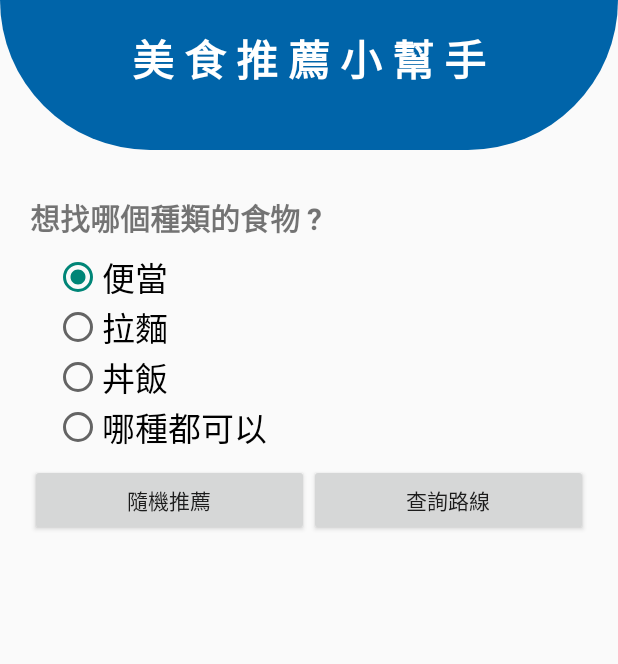
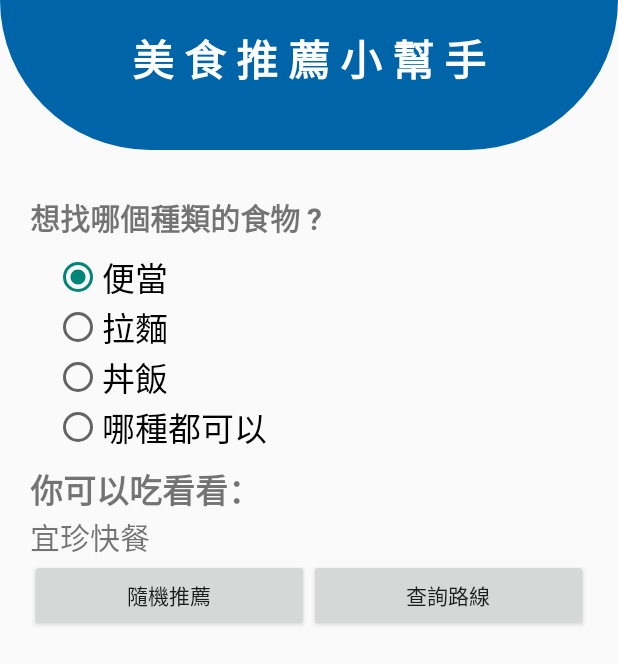
Before and after one commit to winnie329422/AboutSchool, an Android app: the Food screen opened directly, with no data from a screen before it, after a tap on "隨機推薦", on a phone screen of 412 x 824 dp. Shown: the top 664 px of the screen. Run offline under Robolectric (Android 15) with nearby library versions, the light colour scheme and no system bars.

Commit message:
food.kt檔完成

```diff
--- a/app/src/main/AndroidManifest.xml
+++ b/app/src/main/AndroidManifest.xml
@@ -13,9 +13,6 @@
         android:roundIcon="@mipmap/ic_launcher_round"
         android:supportsRtl="true"
         android:theme="@style/Theme.AppCompat.Light.NoActionBar">
-        <activity
-            android:name=".Test"
-            android:exported="false" />
         <activity
             android:name=".Map"
             android:exported="false" />
--- a/app/src/main/java/com/example/aboutschool/Food.kt
+++ b/app/src/main/java/com/example/aboutschool/Food.kt
@@ -1,21 +1,37 @@
 package com.example.aboutschool
 
+import android.Manifest
+import android.annotation.SuppressLint
+import android.content.Intent
+import android.content.pm.PackageManager
+import android.net.Uri
+import android.os.Build
 import androidx.appcompat.app.AppCompatActivity
 import android.os.Bundle
 import android.view.LayoutInflater
 import android.view.View
 import android.view.ViewGroup
-import android.widget.ArrayAdapter
-import android.widget.Button
-import android.widget.ListView
+import android.widget.*
+import androidx.annotation.RequiresApi
+import androidx.core.app.ActivityCompat
 import androidx.fragment.app.Fragment
+import com.google.android.gms.location.LocationCallback
+import com.google.android.gms.location.LocationRequest
+import com.google.android.gms.location.LocationResult
+import com.google.android.gms.location.LocationServices
+import kotlinx.android.synthetic.main.activity_food.*
 
 class Food : AppCompatActivity() {
 
     private var items: ArrayList<String> = ArrayList()
     private lateinit var adapter: ArrayAdapter<String>
 
+    private val NeedPermissions =
+        arrayOf(Manifest.permission.ACCESS_FINE_LOCATION, Manifest.permission.ACCESS_COARSE_LOCATION)
+    private val PERMISSION_REQUEST_CODE = 487
 
+
+    @RequiresApi(Build.VERSION_CODES.M)
     override fun onCreate(savedInstanceState: Bundle?) {
         super.onCreate(savedInstanceState)
         setContentView(R.layout.activity_food)
@@ -24,19 +40,149 @@ class Food : AppCompatActivity() {
         findViewById<ListView>(R.id.listView02).adapter =adapter
 
 
-        setListener()
+//        setListener()
+        setup()
     }
 
-    private fun setListener(){
-
-        findViewById<Button>(R.id.btn_random).setOnClickListener{
-
-        }
-
-        findViewById<Button>(R.id.btn_food_road).setOnClickListener{
-
-        }
-
+//    private fun setListener(){
+//
+//        findViewById<Button>(R.id.btn_random).setOnClickListener{
+//        }
+//
+//        findViewById<Button>(R.id.btn_food_road).setOnClickListener{
+//
+//        }
+//    }
+    //try看看線
+    @RequiresApi(Build.VERSION_CODES.M)
+    private fun setup() {
+        if (!requestAllNeedPermissions())
+            return;
+        var btn_food_road = findViewById<Button>(R.id.btn_food_road)
+        btn_food_road.setOnClickListener { requestLocation() }
+        var btn_random = findViewById<Button>(R.id.btn_random)
+        btn_random.setOnClickListener { randomresult() }
     }
 
+    fun randomresult(){
+        val fd01 = findViewById<RadioButton>(R.id.fd01)
+        val fd02 = findViewById<RadioButton>(R.id.fd02)
+        val fd03 = findViewById<RadioButton>(R.id.fd03)
+        val fd04 = findViewById<RadioButton>(R.id.fd04)
+        val txt_resultTitle = findViewById<TextView>(R.id.txt_resultTitle)
+        val txt_resultContent =findViewById<TextView>(R.id.txt_resultContent)
+
+        if (fd01.isChecked){
+            val randomfood = (Math.random()*3).toInt()
+            var RDresult = when(randomfood){
+                0->"中原燒臘"
+                1->"吉野烤肉飯"
+                else->"宜珍快餐"
+            }
+            txt_resultContent.text = RDresult
+        }
+        if (fd02.isChecked){
+            val randomfood = (Math.random()*4).toInt()
+            var RDresult = when(randomfood){
+                0->"翔大"
+                1->"黑宅"
+                else->"麵心無界"
+            }
+            txt_resultContent.text = RDresult
+        }
+        if (fd03.isChecked){
+            val randomfood = (Math.random()*4).toInt()
+            var RDresult = when(randomfood){
+                0->"丼心丼"
+                1->"雙響丼"
+                2->"丼吃丼"
+                else->"務農人"
+            }
+            txt_resultContent.text = RDresult
+        }
+        if (fd04.isChecked){
+            val randomfood = (Math.random()*10).toInt()
+            var RDresult = when(randomfood){
+                0->"中原燒臘"
+                1->"吉野烤肉飯"
+                2->"宜珍快餐"
+                3->"翔大"
+                4->"黑宅"
+                5->"麵心無界"
+                6->"丼心丼"
+                7->"雙響丼"
+                8->"丼吃丼"
+                else->"務農人"
+            }
+            txt_resultContent.text = RDresult
+        }
+        txt_resultTitle.textSize = 22F
+        txt_resultTitle.text = "你可以吃看看："
+        txt_resultContent.textSize = 20F
+    }
+    @SuppressLint("MissingPermission")
+    fun requestLocation() {
+        val mLocationProviderClient = LocationServices.getFusedLocationProviderClient(this);
+
+        val locationRequest = LocationRequest();
+        locationRequest.setPriority(LocationRequest.PRIORITY_HIGH_ACCURACY)
+//         設定更新速度
+        locationRequest.setInterval(1000)
+//        設定要更新幾次座標
+        locationRequest.setNumUpdates(1)
+        var a:String?="text"
+        a=null
+        var SomeoneLocation=""
+        a?.let {
+            mLocationProviderClient.requestLocationUpdates(locationRequest, object : LocationCallback() {
+                public override fun onLocationResult(p0: LocationResult) {
+                    p0 ?: return
+                    SomeoneLocation ="${p0.lastLocation.longitude},${p0.lastLocation.latitude}"
+                    //                tv_location.setText(locationText)
+
+                }
+            }, it)
+        }
+        val txt_resultContent = findViewById<TextView>(R.id.txt_resultContent)
+        val whichBuilding = when{
+            txt_resultContent.text=="中原燒臘" -> "$SomeoneLocation&destination=24.954101829095833, 121.24197394640808"
+            txt_resultContent.text=="吉野烤肉飯" -> "$SomeoneLocation&destination=24.957128665796038, 121.24027931281859"
+            txt_resultContent.text=="宜珍快餐" -> "$SomeoneLocation&destination=24.955716158450354, 121.24164540320766"
+            txt_resultContent.text=="翔大" -> "$SomeoneLocation&destination=24.955355904075926, 121.24162846396277"
+            txt_resultContent.text=="黑宅" -> "$SomeoneLocation&destination=24.957262412187305, 121.23928957763748"
+            txt_resultContent.text=="麵心無界" -> "$SomeoneLocation&destination=24.95398436722733, 121.24029808825482"
+            txt_resultContent.text=="丼心丼" -> "$SomeoneLocation&destination=24.95503855514437, 121.2429454286036"
+            txt_resultContent.text=="雙響丼" -> "$SomeoneLocation&destination=24.95691588707926, 121.24011838024587"
+            txt_resultContent.text=="丼吃丼" -> "$SomeoneLocation&destination=24.955957770467354, 121.2413629252413"
+            else -> "$SomeoneLocation&destination=24.95511150899216, 121.2420924861134"
+        }
+        val url = Uri.parse(
+            "https://www.google.com/maps/dir/?api=1&origin=$whichBuilding"
+        )
+        val intent = Intent().apply{
+            action = "android.intent.action.VIEW"
+            data = url
+        }
+        startActivity(intent)
+    }
+    //    回傳是否已經有權限。
+    @RequiresApi(Build.VERSION_CODES.M)
+    fun requestAllNeedPermissions(): Boolean {
+        val permissionsList = java.util.ArrayList<String>()
+        for (permission in NeedPermissions)
+            if (checkSelfPermission(permission) != PackageManager.PERMISSION_GRANTED)
+                permissionsList.add(permission)
+        if (permissionsList.size < 1)
+            return true
+
+        ActivityCompat.requestPermissions(this, permissionsList.toTypedArray(), PERMISSION_REQUEST_CODE)
+        return false
+    }
+    @RequiresApi(Build.VERSION_CODES.M)
+    override fun onRequestPermissionsResult(requestCode: Int, permissions: Array<out String>, grantResults: IntArray) {
+        super.onRequestPermissionsResult(requestCode, permissions, grantResults)
+        if (requestCode == PERMISSION_REQUEST_CODE) {
+            setup()
+        }
+    }
 }
--- a/app/src/main/java/com/example/aboutschool/MainActivity.kt
+++ b/app/src/main/java/com/example/aboutschool/MainActivity.kt
@@ -23,9 +23,8 @@ class MainActivity : AppCompatActivity() {
                 R.id.p1 -> setFragment(Home())
                 R.id.p2 -> setFragment(Department())
                 R.id.p3 -> startActivity(Intent(this@MainActivity, Map::class.java))
-
                 R.id.p4 -> startActivity(Intent(this@MainActivity, Food::class.java))
-                R.id.p5 -> startActivity(Intent(this@MainActivity, Test::class.java))
+                //R.id.p5 -> startActivity(Intent(this@MainActivity, Test::class.java))
             }
             true
         })
--- a/app/src/main/res/layout/activity_food.xml
+++ b/app/src/main/res/layout/activity_food.xml
@@ -92,6 +92,26 @@
                 android:text="哪種都可以"/>
         </RadioGroup>
 
+        <TextView
+            android:layout_width="wrap_content"
+            android:layout_height="wrap_content"
+            android:id="@+id/txt_resultTitle"
+            android:text=""
+            android:textSize="0dp"
+            android:textStyle="bold"
+            app:layout_constraintLeft_toLeftOf="parent"
+            app:layout_constraintTop_toBottomOf="@+id/rg_all" />
+
+        <TextView
+            android:layout_width="wrap_content"
+            android:layout_height="wrap_content"
+            android:id="@+id/txt_resultContent"
+            android:text=""
+            android:textSize="0dp"
+            app:layout_constraintLeft_toLeftOf="parent"
+            app:layout_constraintTop_toBottomOf="@+id/txt_resultTitle"
+            android:layout_marginBottom="0dp" />
+
         <LinearLayout
             android:layout_width="match_parent"
             android:layout_height="wrap_content"
```
